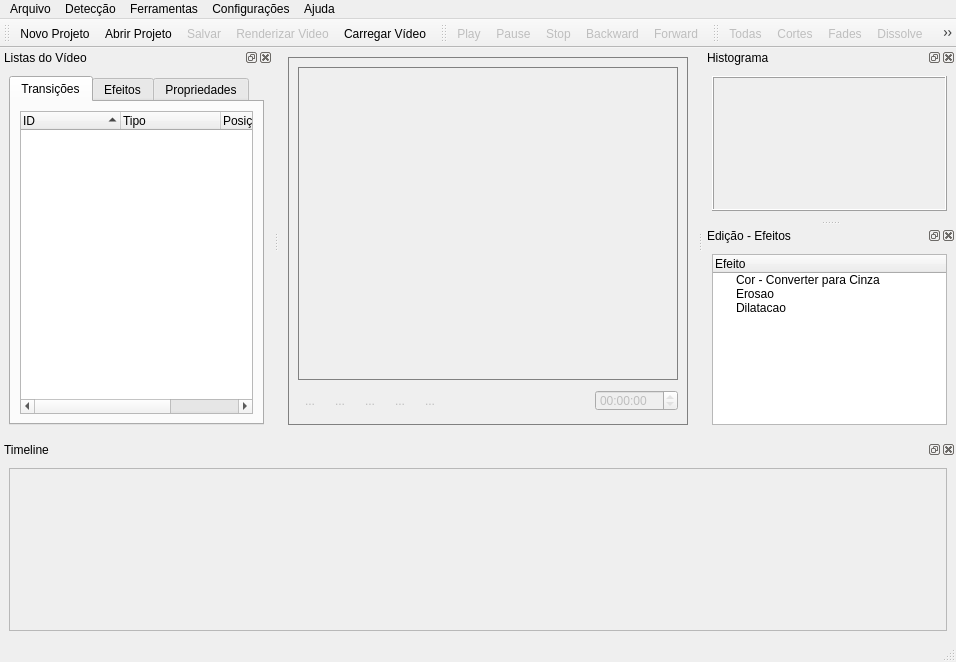
Before: the Qt Designer form DEV/Interface/Interface.ui in fabriciols/m-fit, drawn with Qt 5.
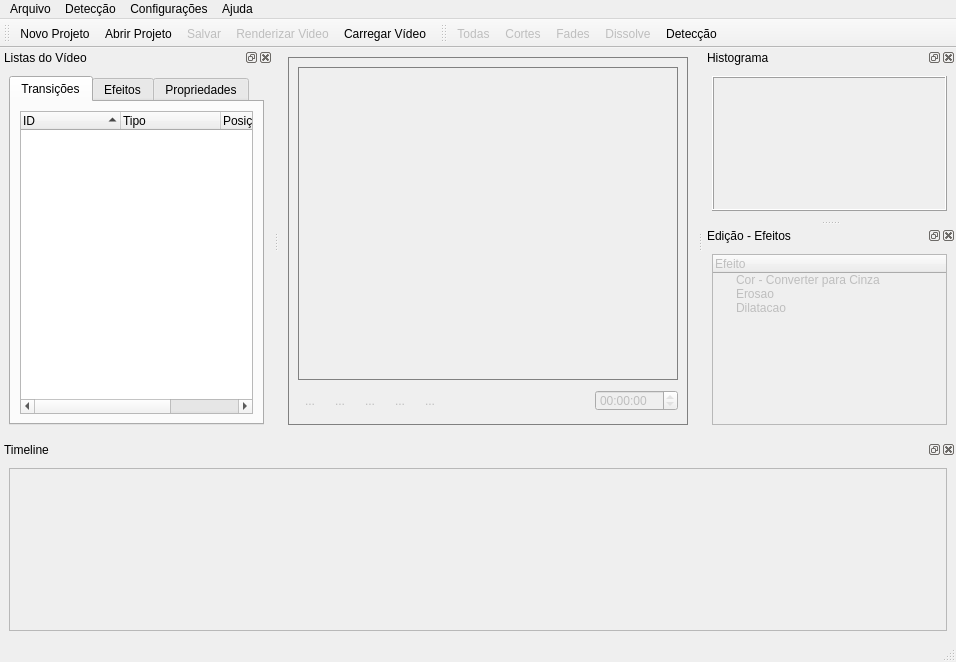
After: the same form once the commit is applied. The open tabs and pages were chosen to show the change. Icons and pictures are not drawn. Custom widgets are drawn as their Qt base class.

Commit message:
Desabilitada a aplicação de efeitos antes de carregar um vídeo.
A aba inicial da lista da esquerda lá agora é a lista de transições e não mais a de efeitos... finalmente!

The edit to the form file:
```diff
--- a/DEV/Interface/Interface.ui
+++ b/DEV/Interface/Interface.ui
@@ -278,16 +278,6 @@
     <addaction name="actionAllFades" />
     <addaction name="actionOnlyDissolve" />
    </widget>
-   <widget class="QMenu" name="menuTools" >
-    <property name="title" >
-     <string>Ferramentas</string>
-    </property>
-    <addaction name="actionPlay" />
-    <addaction name="actionPause" />
-    <addaction name="actionStop" />
-    <addaction name="actionBackward" />
-    <addaction name="actionForward" />
-   </widget>
    <widget class="QMenu" name="menuHelp" >
     <property name="title" >
      <string>Ajuda</string>
@@ -301,7 +291,6 @@
    </widget>
    <addaction name="menuFile" />
    <addaction name="menuDetect" />
-   <addaction name="menuTools" />
    <addaction name="menuSettings" />
    <addaction name="menuHelp" />
   </widget>
@@ -693,6 +682,9 @@
     <layout class="QGridLayout" >
      <item row="0" column="0" >
       <widget class="QTreeWidget" name="effectListTree" >
+       <property name="enabled" >
+        <bool>false</bool>
+       </property>
        <property name="acceptDrops" >
         <bool>false</bool>
        </property>
@@ -743,22 +735,6 @@
    </widget>
   </widget>
   <widget class="QStatusBar" name="statusBar" />
-  <widget class="QToolBar" name="videoToolBar" >
-   <property name="windowTitle" >
-    <string>videoToolBar</string>
-   </property>
-   <attribute name="toolBarArea" >
-    <enum>TopToolBarArea</enum>
-   </attribute>
-   <attribute name="toolBarBreak" >
-    <bool>false</bool>
-   </attribute>
-   <addaction name="actionPlay" />
-   <addaction name="actionPause" />
-   <addaction name="actionStop" />
-   <addaction name="actionBackward" />
-   <addaction name="actionForward" />
-  </widget>
   <widget class="QToolBar" name="detectionToolbar" >
    <property name="windowTitle" >
     <string>detectionToolBar</string>
@@ -944,66 +920,6 @@
     <string>Fades</string>
    </property>
   </action>
-  <action name="actionPlay" >
-   <property name="enabled" >
-    <bool>false</bool>
-   </property>
-   <property name="icon" >
-    <iconset>
-     <normaloff>../Interface/Icons/play.png</normaloff>../Interface/Icons/play.png</iconset>
-   </property>
-   <property name="text" >
-    <string>Play</string>
-   </property>
-  </action>
-  <action name="actionPause" >
-   <property name="enabled" >
-    <bool>false</bool>
-   </property>
-   <property name="icon" >
-    <iconset>
-     <normaloff>../Interface/Icons/pause.png</normaloff>../Interface/Icons/pause.png</iconset>
-   </property>
-   <property name="text" >
-    <string>Pause</string>
-   </property>
-  </action>
-  <action name="actionStop" >
-   <property name="enabled" >
-    <bool>false</bool>
-   </property>
-   <property name="icon" >
-    <iconset>
-     <normaloff>../Interface/Icons/stop.png</normaloff>../Interface/Icons/stop.png</iconset>
-   </property>
-   <property name="text" >
-    <string>Stop</string>
-   </property>
-  </action>
-  <action name="actionBackward" >
-   <property name="enabled" >
-    <bool>false</bool>
-   </property>
-   <property name="icon" >
-    <iconset>
-     <normaloff>../Interface/Icons/back.png</normaloff>../Interface/Icons/back.png</iconset>
-   </property>
-   <property name="text" >
-    <string>Backward</string>
-   </property>
-  </action>
-  <action name="actionForward" >
-   <property name="enabled" >
-    <bool>false</bool>
-   </property>
-   <property name="icon" >
-    <iconset>
-     <normaloff>../Interface/Icons/forward.png</normaloff>../Interface/Icons/forward.png</iconset>
-   </property>
-   <property name="text" >
-    <string>Forward</string>
-   </property>
-  </action>
   <action name="actionCut_Settings" >
    <property name="text" >
     <string>Definir limiar</string>
```
Left out of the diff: 2 changed lines with no effect on the pictures. The commit also changes 1 other file.
